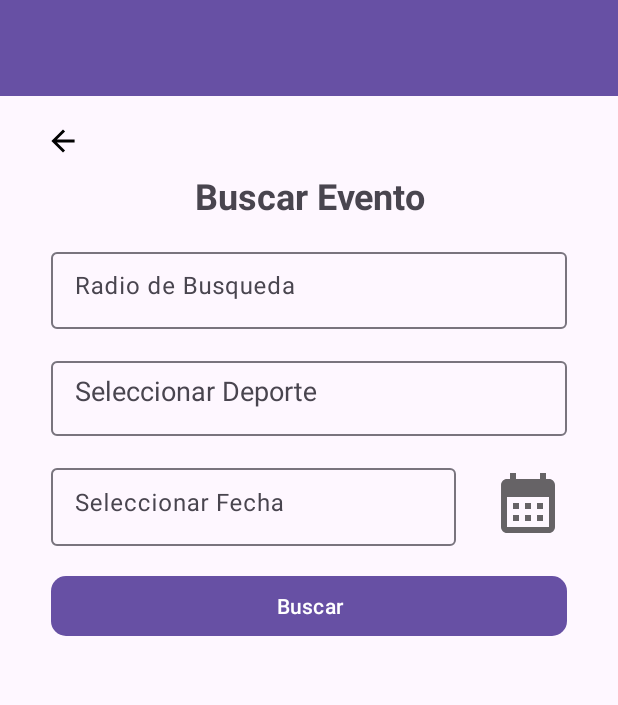
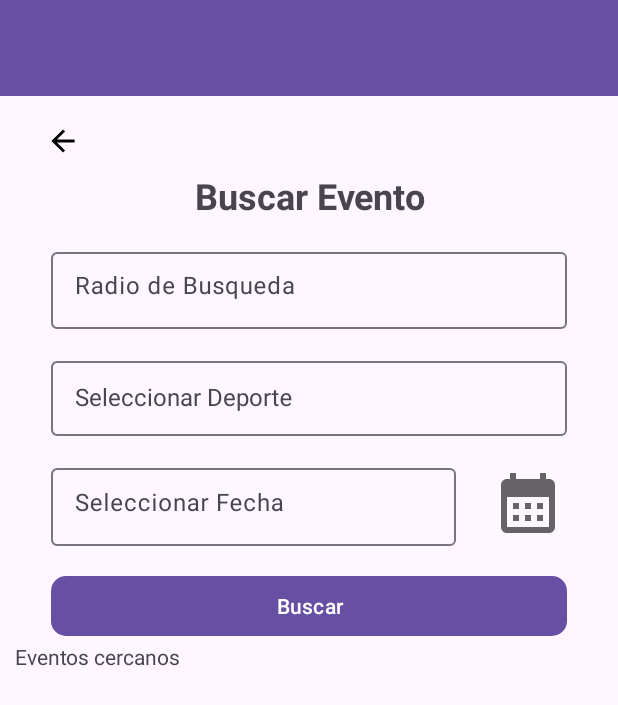
Before and after one commit to RodrigoPersoglia/PlayNow, an Android app: the SubscriberMain screen opened directly, with no data from a screen before it, after a tap on "Buscar Evento", on a phone screen of 412 x 824 dp. Shown: the top 705 px of the screen. Run offline under Robolectric (Android 15) with nearby library versions, the phone set to English and light mode, and no system bars; our stand-ins replace Firebase (no records; nobody signed in at launch, a user with empty details on screens opened directly).

Commit message:
recycler view en search event

```diff
--- a/app/src/main/AndroidManifest.xml
+++ b/app/src/main/AndroidManifest.xml
@@ -17,11 +17,7 @@
             android:exported="false" />
         <activity
             android:name=".PublisherMain"
-            android:exported="true">
-            <intent-filter>
-            <action android:name="android.intent.action.MAIN" />
-            <category android:name="android.intent.category.LAUNCHER" />
-            </intent-filter>
+            android:exported="false">
         </activity>
 
         <activity
--- a/app/src/main/java/com/example/test1/SubscriberMain.java
+++ b/app/src/main/java/com/example/test1/SubscriberMain.java
@@ -1,6 +1,8 @@
 package com.example.test1;
 
 import androidx.appcompat.app.AppCompatActivity;
+import androidx.recyclerview.widget.LinearLayoutManager;
+import androidx.recyclerview.widget.RecyclerView;
 
 import android.app.DatePickerDialog;
 import android.content.Context;
@@ -15,19 +17,27 @@ import android.widget.EditText;
 import android.widget.LinearLayout;
 import android.widget.Toast;
 
+import com.example.test1.Adapter.EventListAdapter;
+import com.example.test1.model.Event;
+import com.firebase.ui.firestore.FirestoreRecyclerOptions;
 import com.google.firebase.auth.FirebaseAuth;
+import com.google.firebase.firestore.FirebaseFirestore;
+import com.google.firebase.firestore.Query;
 
 import java.text.SimpleDateFormat;
 import java.util.Calendar;
 import java.util.Date;
 
 public class SubscriberMain extends AppCompatActivity {
-    Button btn_logOut,btn_search,back_btn;
+    Button btn_logOut,btn_search,back_btn,search_event_btn;
     FirebaseAuth mAuth;
+    private FirebaseFirestore mFirestore;
     private LinearLayout search_lay, subscriber_lay;
     private Date selectedDate;
-    EditText dateCalendarEditText;
+    EditText dateCalendarEditText,radio_txt,select_sportsEvent,date_CalendarEvent;
     AutoCompleteTextView sportsEventAutoComplete;
+    RecyclerView recyclerView;
+    EventListAdapter mAdapter;
     @Override
     protected void onCreate(Bundle savedInstanceState) {
         super.onCreate(savedInstanceState);
@@ -48,6 +58,11 @@ public class SubscriberMain extends AppCompatActivity {
         btn_search.setOnClickListener(view -> Search());
         back_btn = search_lay.findViewById(R.id.back_btn);
         back_btn.setOnClickListener(view -> Back());
+        search_event_btn = search_lay.findViewById(R.id.search_event_btn);
+        search_event_btn.setOnClickListener(view -> SearchEvent());
+        radio_txt = search_lay.findViewById(R.id.radio_txt);
+        select_sportsEvent = search_lay.findViewById(R.id.select_sportsEvent);
+        date_CalendarEvent = search_lay.findViewById(R.id.date_CalendarEvent);
     }
 
     private void LogOut(){
@@ -98,4 +113,55 @@ public class SubscriberMain extends AppCompatActivity {
         subscriber_lay.setVisibility(View.VISIBLE);
         search_lay.setVisibility(View.GONE);
     }
+
+    private void SearchEvent(){
+        if(Validations()){
+
+            recyclerView = search_lay.findViewById(R.id.search_recycler);
+            recyclerView.setLayoutManager(new LinearLayoutManager(this));
+            mFirestore = FirebaseFirestore.getInstance();
+            Query query = mFirestore.collection("eventos");
+
+            FirestoreRecyclerOptions<Event> firestoreRecyclerOptions =
+                    new FirestoreRecyclerOptions.Builder<Event>().setQuery(query, Event.class).build();
+
+            mAdapter = new EventListAdapter(firestoreRecyclerOptions);
+            recyclerView.setAdapter(mAdapter);
+
+            Toast.makeText(SubscriberMain.this, "Logica busqueda evento", Toast.LENGTH_SHORT).show();
+        }
+    }
+
+    private boolean Validations() {
+        Boolean result = true;
+
+        String calendar = String.valueOf(date_CalendarEvent.getText());
+        if (calendar.trim().isEmpty()) {
+            result = false;
+            date_CalendarEvent.setError("Seleccione una fecha");
+            date_CalendarEvent.requestFocus();
+        } else {
+            date_CalendarEvent.setError(null);
+        }
+
+        String sport = String.valueOf(select_sportsEvent.getText());
+        if (sport.trim().isEmpty()) {
+            result = false;
+            select_sportsEvent.setError("Seleccione un deporte");
+            select_sportsEvent.requestFocus();
+        } else {
+            select_sportsEvent.setError(null);
+        }
+
+        String radio = String.valueOf(radio_txt.getText());
+        if (!radio.matches("^[0-9]{1,1000}$") || radio.equals("0")) {
+            result = false;
+            radio_txt.setError("Cantidad no válida");
+            radio_txt.requestFocus();
+        } else {
+            radio_txt.setError(null);
+        }
+
+        return result;
+    }
 }
--- a/app/src/main/res/layout/activity_publisher_main.xml
+++ b/app/src/main/res/layout/activity_publisher_main.xml
@@ -31,6 +31,12 @@
         app:layout_constraintEnd_toEndOf="parent">
 
         <Button
+            android:id="@+id/logout_btn"
+            android:layout_width="match_parent"
+            android:layout_height="wrap_content"
+            android:text="logout" />
+
+        <Button
             android:id="@+id/createEventButton"
             android:layout_width="match_parent"
             android:layout_height="50dp"
--- a/app/src/main/res/layout/create_event.xml
+++ b/app/src/main/res/layout/create_event.xml
@@ -63,7 +63,7 @@
         android:layout_marginEnd="24dp"
         android:layout_marginBottom="16dp">
         <EditText
-            android:id="@+id/txt_quantityEvent"
+            android:id="@+id/radio_txt"
             android:layout_width="match_parent"
             android:layout_height="wrap_content"
             android:ems="10"
@@ -175,7 +175,7 @@
         android:layout_marginStart="24dp"
         android:layout_marginEnd="24dp">
         <Button
-            android:id="@+id/saveEventButton"
+            android:id="@+id/search_event_btn"
             android:layout_width="match_parent"
             android:layout_height="wrap_content"
             android:text="Crear"
--- a/app/src/main/res/layout/search_event.xml
+++ b/app/src/main/res/layout/search_event.xml
@@ -51,7 +51,7 @@
             android:hint="Radio de Busqueda">
 
             <EditText
-                android:id="@+id/txt_quantityEvent"
+                android:id="@+id/radio_txt"
                 android:layout_width="match_parent"
                 android:layout_height="wrap_content"
                 android:ems="10"
@@ -72,10 +72,12 @@
                 android:layout_width="match_parent"
                 android:layout_height="50dp"
                 android:ems="10"
-                android:gravity="left"
+                android:gravity="center_vertical"
                 android:inputType="none"
-                android:paddingLeft="16dp"
-                android:paddingTop="10dp" />
+                android:paddingStart="16dp"
+                android:paddingTop="0dp"
+                android:paddingEnd="16dp"
+                android:textSize="16sp" />
         </com.google.android.material.textfield.TextInputLayout>
 
         <LinearLayout
@@ -120,11 +122,33 @@
             android:layout_marginEnd="24dp">
 
             <Button
-                android:id="@+id/saveEventButton"
+                android:id="@+id/search_event_btn"
                 android:layout_width="match_parent"
                 android:layout_height="wrap_content"
                 android:text="Buscar"
                 app:cornerRadius="10dp" />
         </com.google.android.material.textfield.TextInputLayout>
+
+        <LinearLayout
+            android:layout_width="match_parent"
+            android:layout_height="match_parent"
+            android:orientation="vertical">
+
+            <TextView
+                android:id="@+id/textView2"
+                android:layout_width="match_parent"
+                android:layout_height="wrap_content"
+                android:text="Eventos cercanos" />
+
+            <androidx.recyclerview.widget.RecyclerView
+                android:id="@+id/search_recycler"
+                android:layout_width="match_parent"
+                android:layout_height="wrap_content"
+                app:layout_constraintBottom_toBottomOf="parent"
+                app:layout_constraintEnd_toEndOf="parent"
+                app:layout_constraintStart_toStartOf="parent"
+                app:layout_constraintTop_toBottomOf="@+id/titleTextView" />
+
+        </LinearLayout>
     </LinearLayout>
 </androidx.constraintlayout.widget.ConstraintLayout>
```
Also changed, not shown: app/src/main/java/com/example/test1/PublisherMain.java (+12 -4 lines).
